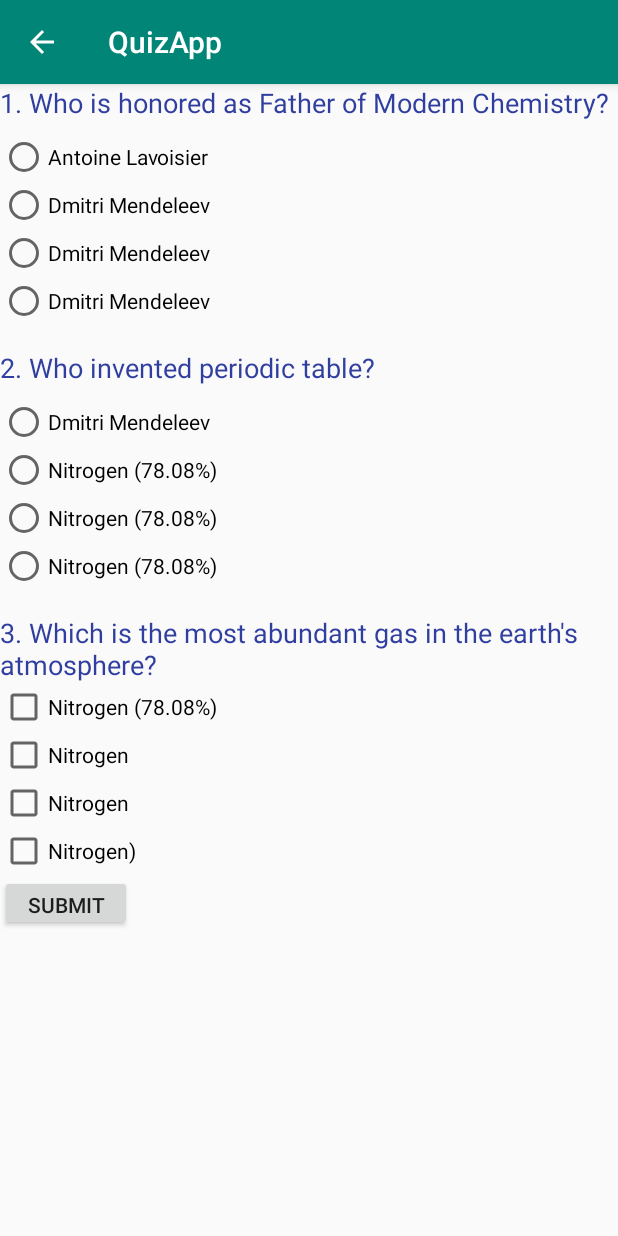
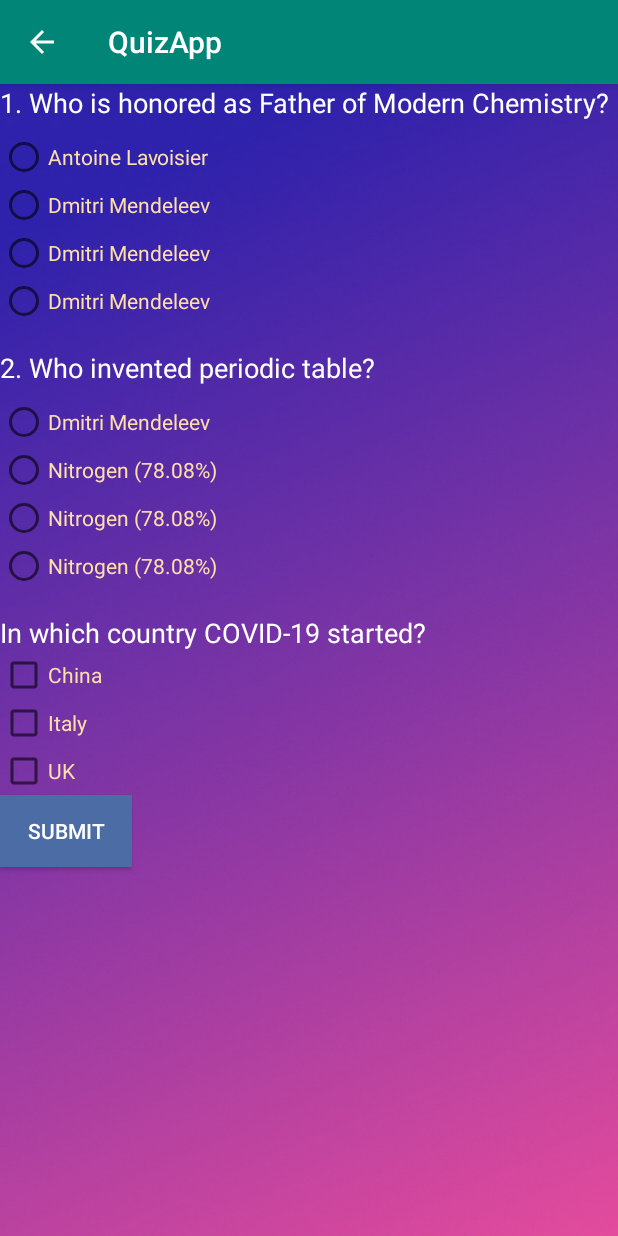
Before and after one commit to Manjit-Hada/Quiz, an Android app: the QuizActivity screen opened directly, with no data from a screen before it, on a phone screen of 412 x 824 dp. Run offline under Robolectric (Android 15) with nearby library versions, the phone set to English and light mode, and no system bars.

```diff
--- a/app/src/main/java/com/example/quizapp/QuizActivity.java
+++ b/app/src/main/java/com/example/quizapp/QuizActivity.java
@@ -12,8 +12,8 @@ import android.widget.RadioGroup;
 
 public class QuizActivity extends AppCompatActivity {
     private Button submitButton;
-    private int score;
-    private RadioGroup numOneRadioGroup;
+    private int score = 0;
+    private RadioGroup numOneRadioGroup, numTwoRadioGroup;
     private EditText editText;
     private CheckBox nit;
 
@@ -29,12 +29,21 @@ public class QuizActivity extends AppCompatActivity {
             @Override
             public void onClick(View v) {
 
-                if (nit.isChecked() && nit.isChecked() && !nit.isChecked() && !nit.isChecked()){
-                    score +=1;
+                int firstAnswerId = numOneRadioGroup.getCheckedRadioButtonId();
+                if(firstAnswerId == R.id.Antoine) {
+                    score++;
                 }
 
+                int secondAnswerId = numTwoRadioGroup.getCheckedRadioButtonId();
+                if(secondAnswerId == R.id.rbDmitriMendeleev) {
+//                if (nit.isChecked()){
+                    score += 1;
+//                }
+                }
+
+
                 Intent intent= new Intent(QuizActivity.this, ScoreActivity.class);
-                intent.putExtra("Score", "6/10");
+                intent.putExtra("Score", score);
                 startActivity(intent);
             }
 
@@ -42,14 +51,17 @@ public class QuizActivity extends AppCompatActivity {
         });
 
         numOneRadioGroup= findViewById(R.id.num_one_radio_group);
+        numTwoRadioGroup= findViewById(R.id.num_two_radio_group);
         numOneRadioGroup.clearCheck();
-        numOneRadioGroup.setOnCheckedChangeListener(new RadioGroup.OnCheckedChangeListener() {
-            @Override
-            public void onCheckedChanged(RadioGroup group, int checkedId) {
-                if (checkedId== R.id.Antoine)
-                    score +=1;
-            }
-        });
+        numTwoRadioGroup.clearCheck();
+//        numOneRadioGroup.setOnCheckedChangeListener(new RadioGroup.OnCheckedChangeListener() {
+//            @Override
+//            public void onCheckedChanged(RadioGroup group, int checkedId) {
+//                if (checkedId== R.id.Antoine)
+//                    score +=1;
+//
+//            }
+//        });
 
     }
 }
--- a/app/src/main/res/drawable/circle.xml
+++ b/app/src/main/res/drawable/circle.xml
@@ -1,6 +1,6 @@
 <?xml version="1.0" encoding="utf-8"?>
 <shape xmlns:android="http://schemas.android.com/apk/res/android" android:shape="oval">
-    <solid android:color="@color/colorAccent"/>
+    <solid android:color="#aca8c6"/>
     <size android:height="200dp" android:width="200dp"/>
     <corners android:radius="100dp"/>
 </shape>
--- a/app/src/main/res/layout/activity_main.xml
+++ b/app/src/main/res/layout/activity_main.xml
@@ -4,7 +4,7 @@
     xmlns:tools="http://schemas.android.com/tools"
     android:layout_width="match_parent"
     android:layout_height="match_parent"
-    android:background="#8010"
+    android:background="@drawable/image"
     tools:context=".MainActivity">
 
 
@@ -12,8 +12,8 @@
         android:id="@+id/start_button"
         android:layout_width="wrap_content"
         android:layout_height="wrap_content"
+        android:background="#4c6ca5"
         android:text="Start Quiz"
-        android:background="#800000"
         android:textColor="#ffffff"
         app:layout_constraintBottom_toBottomOf="parent"
         app:layout_constraintEnd_toEndOf="parent"
--- a/app/src/main/res/layout/activity_quiz.xml
+++ b/app/src/main/res/layout/activity_quiz.xml
@@ -5,12 +5,14 @@
     android:layout_width="match_parent"
     android:layout_height="match_parent"
     android:orientation="vertical"
+    android:background="@drawable/image"
     tools:context=".QuizActivity">
     <!-- Question 1-->
 
     <TextView
         style="@style/questionStyle"
-        android:text="1. Who is honored as Father of Modern Chemistry?" />
+        android:text="1. Who is honored as Father of Modern Chemistry?"
+        android:textColor="#ffff"/>
 
     <RadioGroup
         android:id="@+id/num_one_radio_group"
@@ -20,87 +22,105 @@
             android:id="@+id/Antoine"
             android:layout_width="wrap_content"
             android:layout_height="wrap_content"
-            android:text="Antoine Lavoisier" />
+            android:text="Antoine Lavoisier"
+            android:textColor="#ffdeaa"/>
+
 
         <RadioButton
             android:layout_width="wrap_content"
             android:layout_height="wrap_content"
-            android:text="Dmitri Mendeleev" />
+            android:text="Dmitri Mendeleev"
+            android:textColor="#ffdeaa"/>
 
         <RadioButton
             android:layout_width="wrap_content"
             android:layout_height="wrap_content"
-            android:text="Dmitri Mendeleev" />
+            android:text="Dmitri Mendeleev"
+            android:textColor="#ffdeaa"/>
 
         <RadioButton
             android:layout_width="wrap_content"
             android:layout_height="wrap_content"
-            android:text="Dmitri Mendeleev" />
+            android:text="Dmitri Mendeleev"
+            android:textColor="#ffdeaa"/>
     </RadioGroup>
 
     <!-- Question 2-->
 
     <TextView
         style="@style/questionStyle"
-        android:text="2. Who invented periodic table?" />
+        android:text="2. Who invented periodic table?"
+        android:textColor="#ffff"/>
 
-    <RadioGroup style="@style/radio_group">
+    <RadioGroup style="@style/radio_group"
+        android:id="@+id/num_two_radio_group"
+        >
+
+        <RadioButton
+            android:id="@+id/rbDmitriMendeleev"
+            android:layout_width="wrap_content"
+            android:layout_height="wrap_content"
+            android:text="Dmitri Mendeleev"
+            android:textColor="#ffdeaa"/>
+
+        <RadioButton
+            android:id="@+id/rbNitrogen"
+            android:layout_width="wrap_content"
+            android:layout_height="wrap_content"
+            android:text="Nitrogen (78.08%)"
+            android:textColor="#ffdeaa"/>
 
         <RadioButton
             android:layout_width="wrap_content"
             android:layout_height="wrap_content"
-            android:text="Dmitri Mendeleev" />
+            android:text="Nitrogen (78.08%)"
+            android:textColor="#ffdeaa"/>
 
         <RadioButton
             android:layout_width="wrap_content"
             android:layout_height="wrap_content"
-            android:text="Nitrogen (78.08%)" />
-
-        <RadioButton
-            android:layout_width="wrap_content"
-            android:layout_height="wrap_content"
-            android:text="Nitrogen (78.08%)" />
-
-        <RadioButton
-            android:layout_width="wrap_content"
-            android:layout_height="wrap_content"
-            android:text="Nitrogen (78.08%)" />
+            android:text="Nitrogen (78.08%)"
+            android:textColor="#ffdeaa"/>
     </RadioGroup>
 
 
     <!-- Question 3 -->
+
     <TextView
         style="@style/questionStyle"
-        android:text="3. Which is the most abundant gas in the earth's atmosphere?" />
+        android:text="In which country COVID-19 started?"
+        android:textColor="#ffff"/>
+
 
     <CheckBox
         android:id="@+id/nit"
         android:layout_width="wrap_content"
         android:layout_height="wrap_content"
-        android:text="Nitrogen (78.08%)" />
+        android:text="China"
+        android:textColor="#ffdeaa"/>
 
     <CheckBox
         android:id="@+id/Ni"
         android:layout_width="wrap_content"
         android:layout_height="wrap_content"
-        android:text="Nitrogen " />
+        android:text="Italy"
+        android:textColor="#ffdeaa"/>
 
     <CheckBox
         android:id="@+id/N"
         android:layout_width="wrap_content"
         android:layout_height="wrap_content"
-        android:text="Nitrogen" />
-
-    <CheckBox
-        android:id="@+id/Nitr"
-        android:layout_width="wrap_content"
-        android:layout_height="wrap_content"
-        android:text="Nitrogen)" />
+        android:text="UK"
+        android:textColor="#ffdeaa"/>
 
 
     <Button
         android:id="@+id/submit_button"
         android:layout_width="wrap_content"
-        android:layout_height="37dp"
-        android:text="Submit" />
+        android:layout_height="wrap_content"
+        android:text="Submit"
+        android:textColor="#fff"
+        android:background="#4c6ca5"
+        />
+
 </LinearLayout>
```
Also changed, not shown: app/src/main/java/com/example/quizapp/ScoreActivity.java (+16 -3 lines), app/src/main/res/layout/activity_score.xml (+6 -1 lines), app/src/main/res/drawable-v24/image.jpg (added), 7 other files.
